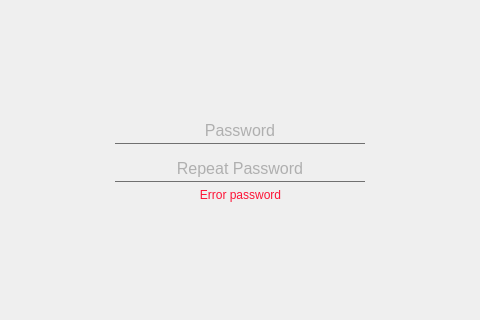
Above: src/qt/veil/forms/createpassword.ui from Veil-Project/veil before the change; both pictures show x 103 to 583 and y 111 to 431 of the 687 by 532 pixel window. Below: the same form after it.
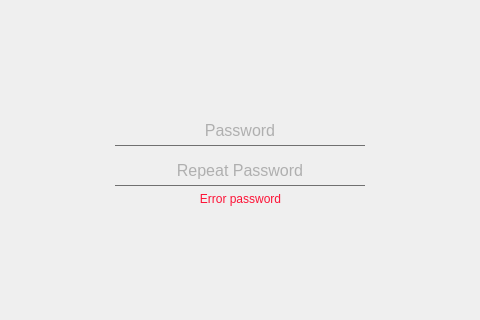
That is the form after the change.

Diff of the .ui file:
```diff
--- a/src/qt/veil/forms/createpassword.ui
+++ b/src/qt/veil/forms/createpassword.ui
@@ -123,7 +123,8 @@
 border:0px;
 padding-right:6px;
 padding-left:6px;
-padding-top:6px;</string>
+padding-top:6px;
+padding-bottom:2px;</string>
         </property>
         <property name="inputMethodHints">
          <set>Qt::ImhHiddenText</set>
@@ -183,7 +184,8 @@
 border:0px;
 padding-right:6px;
 padding-left:6px;
-padding-top:12px;</string>
+padding-top:12px;
+padding-bottom:2px;</string>
         </property>
         <property name="alignment">
          <set>Qt::AlignCenter</set>
```
